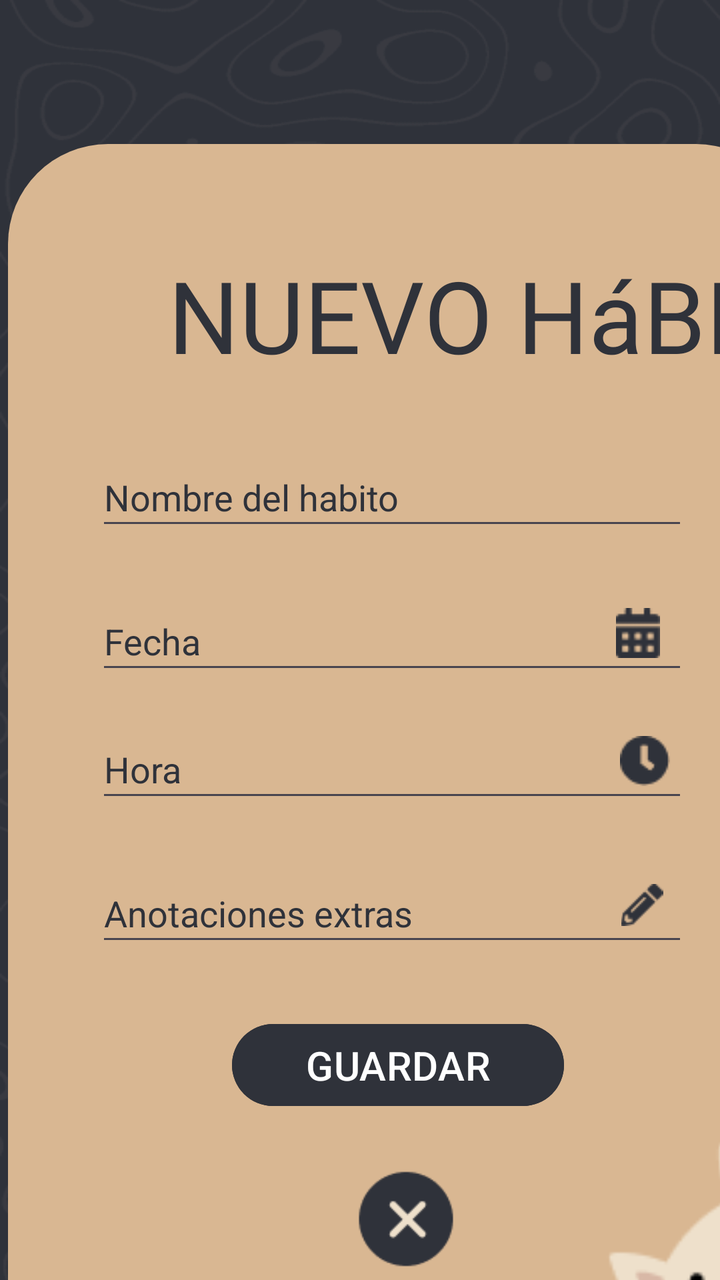
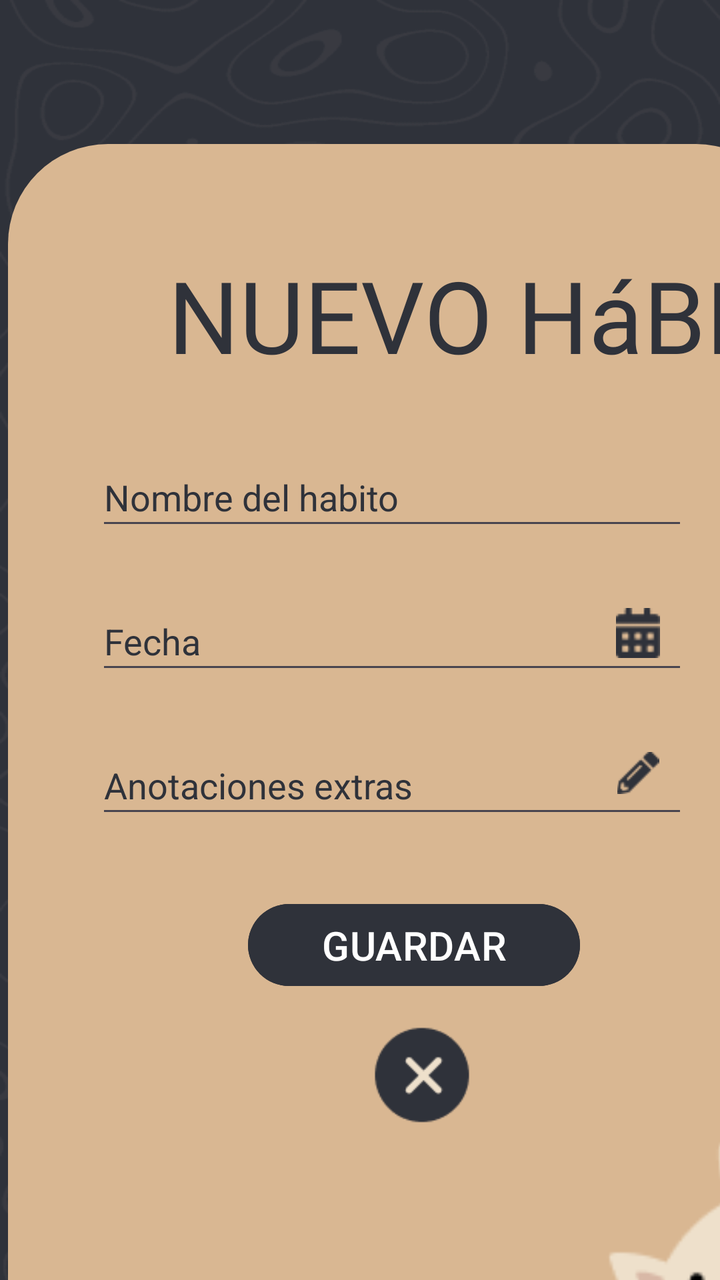

Two renders of the same Android screen: before a commit and after it. Below are the layout's source before the change and the commit's diff.
<!-- AndroidManifest.xml: application theme Theme.OneHabits -->
<!-- res/layout/activity_add_habit.xml -->
<?xml version="1.0" encoding="utf-8"?>
<androidx.constraintlayout.widget.ConstraintLayout xmlns:android="http://schemas.android.com/apk/res/android"
    xmlns:app="http://schemas.android.com/apk/res-auto"
    xmlns:tools="http://schemas.android.com/tools"
    android:layout_width="match_parent"
    android:layout_height="match_parent"
    tools:context=".addHabit"
    android:background="@mipmap/fondoxd">


    <androidx.constraintlayout.widget.ConstraintLayout
        android:layout_width="394dp"
        android:layout_height="857dp"
        android:layout_marginStart="4dp"
        android:layout_marginTop="72dp"
        android:background="@drawable/border_radius"

        app:layout_constraintStart_toStartOf="parent"
        app:layout_constraintTop_toTopOf="parent">


        <TextView
            android:id="@+id/textView7"
            android:layout_width="wrap_content"
            android:layout_height="wrap_content"
            android:layout_marginStart="80dp"
            android:layout_marginTop="52dp"
            android:fontFamily="@font/staatliches_regular"
            android:text="NUEVO HáBITO"
            android:textColor="@color/darkblue"
            android:textSize="50dp"
            app:layout_constraintStart_toStartOf="parent"
            app:layout_constraintTop_toTopOf="parent" />

        <EditText
            android:id="@+id/title"
            android:layout_width="296dp"
            android:layout_height="46dp"
            android:layout_marginStart="44dp"
            android:layout_marginTop="152dp"
            android:ems="10"
            android:hint="Nombre del habito"
            android:inputType="text"
            android:textColorHint="@color/darkblue"
            app:layout_constraintStart_toStartOf="parent"
            app:layout_constraintTop_toTopOf="parent" />

        <EditText
            android:id="@+id/date"
            android:layout_width="296dp"
            android:layout_height="46dp"
            android:layout_marginStart="44dp"
            android:layout_marginTop="224dp"
            android:ems="10"
            android:hint="Fecha"
            android:inputType="date"
            android:textColorHint="@color/darkblue"
            app:layout_constraintStart_toStartOf="parent"
            app:layout_constraintTop_toTopOf="parent" />

        <EditText
            android:id="@+id/editTextTime"
            android:layout_width="296dp"
            android:layout_height="46dp"
            android:layout_marginStart="44dp"
            android:layout_marginTop="288dp"
            android:ems="10"
            android:hint="Hora"
            android:inputType="number|time"
            android:textColorHint="@color/darkblue"
            app:layout_constraintStart_toStartOf="parent"
            app:layout_constraintTop_toTopOf="parent" />

        <EditText
            android:id="@+id/desc"
            android:layout_width="296dp"
            android:layout_height="46dp"
            android:layout_marginStart="44dp"
            android:layout_marginTop="360dp"
            android:ems="10"
            android:hint="Anotaciones extras"
            android:inputType="text"
            android:textColorHint="@color/darkblue"
            app:layout_constraintStart_toStartOf="parent"
            app:layout_constraintTop_toTopOf="parent" />

        <Button
            android:id="@+id/btnAdd"
            android:layout_width="166dp"
            android:layout_height="49dp"
            android:layout_marginStart="112dp"
            android:layout_marginTop="436dp"
            android:backgroundTint="@color/darkblue"
            android:text="GUARDAR"
            android:textSize="20dp"
            app:layout_constraintStart_toStartOf="parent"
            app:layout_constraintTop_toTopOf="parent" />

        <ImageView
            android:id="@+id/imageView7"
            android:layout_width="142dp"
            android:layout_height="199dp"
            android:layout_marginStart="276dp"
            android:layout_marginTop="488dp"
            app:layout_constraintStart_toStartOf="parent"
            app:layout_constraintTop_toTopOf="parent"
            app:srcCompat="@mipmap/gato" />

        <ImageView
            android:id="@+id/imageView5"
            android:layout_width="22dp"
            android:layout_height="21dp"
            android:layout_marginStart="306dp"
            android:layout_marginTop="370dp"
            app:layout_constraintStart_toStartOf="parent"
            app:layout_constraintTop_toTopOf="parent"
            app:srcCompat="@mipmap/edit_gray" />

        <ImageView
            android:id="@+id/imageView9"
            android:layout_width="70dp"
            android:layout_height="67dp"
            android:layout_marginStart="164dp"
            android:layout_marginTop="504dp"
            android:onClick="goBackDash"
            app:layout_constraintStart_toStartOf="parent"
            app:layout_constraintTop_toTopOf="parent"
            app:srcCompat="@mipmap/cruz_black" />

        <ImageView
            android:id="@+id/imageView13"
            android:layout_width="wrap_content"
            android:layout_height="wrap_content"
            android:layout_marginStart="304dp"
            android:layout_marginTop="232dp"
            app:layout_constraintStart_toStartOf="parent"
            app:layout_constraintTop_toTopOf="parent"
            app:srcCompat="@mipmap/calendar_black" />

        <ImageView
            android:id="@+id/imageView14"
            android:layout_width="wrap_content"
            android:layout_height="wrap_content"
            android:layout_marginStart="306dp"
            android:layout_marginTop="296dp"
            app:layout_constraintStart_toStartOf="parent"
            app:layout_constraintTop_toTopOf="parent"
            app:srcCompat="@mipmap/clock_black" />


    </androidx.constraintlayout.widget.ConstraintLayout>
</androidx.constraintlayout.widget.ConstraintLayout>
<!-- resources referenced by this layout -->
<resources>
  <color name="darkblue">#2F323A</color>
  <!-- drawable border_radius (drawable) -->
  <?xml version="1.0" encoding="utf-8"?>
  <shape xmlns:android="http://schemas.android.com/apk/res/android" android:shape="rectangle">
      <corners android:radius="50dp"/>
      <solid android:color="@color/yellow" />
  </shape>
  <!-- mipmap calendar_black: png bitmap (mipmap-mdpi, 540 bytes) -->
  <!-- mipmap clock_black: png bitmap (mipmap-mdpi, 654 bytes) -->
  <!-- mipmap cruz_black: png bitmap (mipmap-mdpi, 1675 bytes) -->
  <!-- mipmap edit_gray: png bitmap (mipmap-mdpi, 531 bytes) -->
  <!-- mipmap fondoxd: png bitmap (mipmap-mdpi, 60838 bytes) -->
  <!-- mipmap gato: png bitmap (mipmap-mdpi, 2811 bytes) -->
  <style name="Theme.OneHabits" parent="Base.Theme.OneHabits" />
  <color name="yellow">#D9B792</color>
  <style name="Base.Theme.OneHabits" parent="Theme.Material3.DayNight.NoActionBar">
          
          
      </style>
</resources>

<!-- the commit's change to res/layout/activity_add_habit.xml (unified diff, before → after) -->
@@ -53,20 +53,7 @@
             android:layout_marginTop="224dp"
             android:ems="10"
             android:hint="Fecha"
-            android:inputType="date"
-            android:textColorHint="@color/darkblue"
-            app:layout_constraintStart_toStartOf="parent"
-            app:layout_constraintTop_toTopOf="parent" />
-
-        <EditText
-            android:id="@+id/editTextTime"
-            android:layout_width="296dp"
-            android:layout_height="46dp"
-            android:layout_marginStart="44dp"
-            android:layout_marginTop="288dp"
-            android:ems="10"
-            android:hint="Hora"
-            android:inputType="number|time"
+            android:inputType="text"
             android:textColorHint="@color/darkblue"
             app:layout_constraintStart_toStartOf="parent"
             app:layout_constraintTop_toTopOf="parent" />
@@ -76,7 +63,7 @@
             android:layout_width="296dp"
             android:layout_height="46dp"
             android:layout_marginStart="44dp"
-            android:layout_marginTop="360dp"
+            android:layout_marginTop="296dp"
             android:ems="10"
             android:hint="Anotaciones extras"
             android:inputType="text"
@@ -88,8 +75,8 @@
             android:id="@+id/btnAdd"
             android:layout_width="166dp"
             android:layout_height="49dp"
-            android:layout_marginStart="112dp"
-            android:layout_marginTop="436dp"
+            android:layout_marginStart="120dp"
+            android:layout_marginTop="376dp"
             android:backgroundTint="@color/darkblue"
             android:text="GUARDAR"
             android:textSize="20dp"
@@ -110,8 +97,8 @@
             android:id="@+id/imageView5"
             android:layout_width="22dp"
             android:layout_height="21dp"
-            android:layout_marginStart="306dp"
-            android:layout_marginTop="370dp"
+            android:layout_marginStart="304dp"
+            android:layout_marginTop="304dp"
             app:layout_constraintStart_toStartOf="parent"
             app:layout_constraintTop_toTopOf="parent"
             app:srcCompat="@mipmap/edit_gray" />
@@ -120,8 +107,8 @@
             android:id="@+id/imageView9"
             android:layout_width="70dp"
             android:layout_height="67dp"
-            android:layout_marginStart="164dp"
-            android:layout_marginTop="504dp"
+            android:layout_marginStart="172dp"
+            android:layout_marginTop="432dp"
             android:onClick="goBackDash"
             app:layout_constraintStart_toStartOf="parent"
             app:layout_constraintTop_toTopOf="parent"
@@ -137,16 +124,6 @@
             app:layout_constraintTop_toTopOf="parent"
             app:srcCompat="@mipmap/calendar_black" />
 
-        <ImageView
-            android:id="@+id/imageView14"
-            android:layout_width="wrap_content"
-            android:layout_height="wrap_content"
-            android:layout_marginStart="306dp"
-            android:layout_marginTop="296dp"
-            app:layout_constraintStart_toStartOf="parent"
-            app:layout_constraintTop_toTopOf="parent"
-            app:srcCompat="@mipmap/clock_black" />
-
 
     </androidx.constraintlayout.widget.ConstraintLayout>
 </androidx.constraintlayout.widget.ConstraintLayout>
<!-- resource entries referenced after the edit -->
@@ -8,7 +8,6 @@
       <solid android:color="@color/yellow" />
   </shape>
   <!-- mipmap calendar_black: png bitmap (mipmap-mdpi, 540 bytes) -->
-  <!-- mipmap clock_black: png bitmap (mipmap-mdpi, 654 bytes) -->
   <!-- mipmap cruz_black: png bitmap (mipmap-mdpi, 1675 bytes) -->
   <!-- mipmap edit_gray: png bitmap (mipmap-mdpi, 531 bytes) -->
   <!-- mipmap fondoxd: png bitmap (mipmap-mdpi, 60838 bytes) -->
